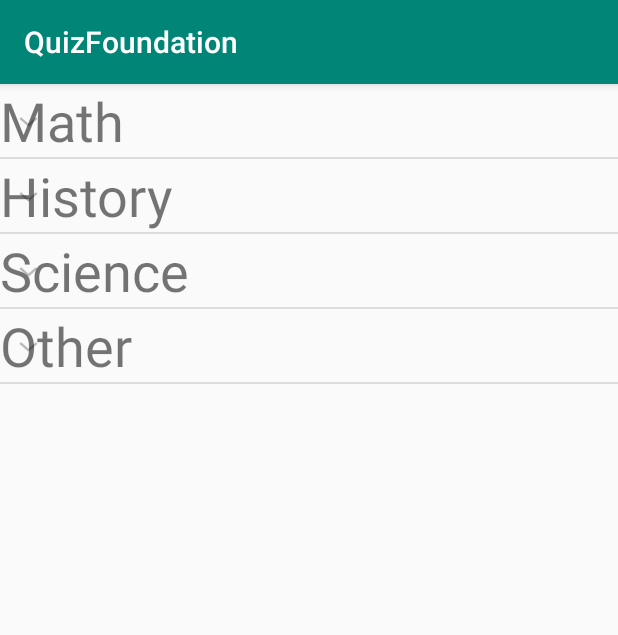
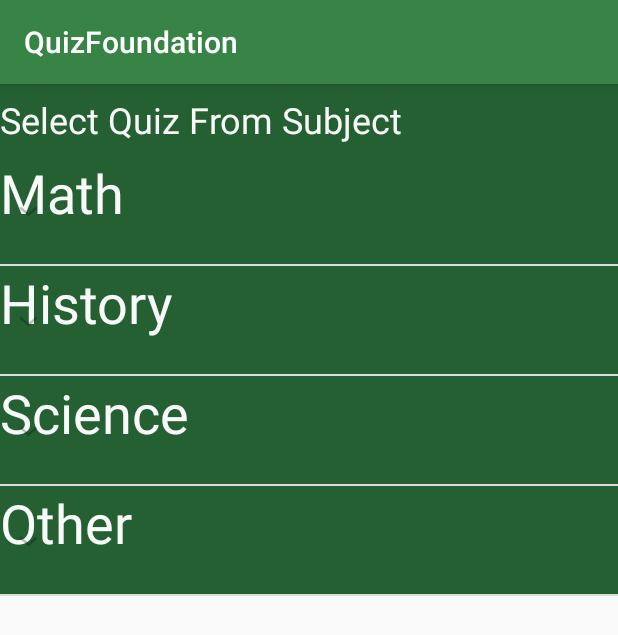
Before and after one commit to TeamTBA/csci3033FInalProject, an Android app: the screen it shows after launch (QuizSelector), on a phone screen of 412 x 824 dp. Shown: the top 635 px of the screen. Run offline under Robolectric (Android 15) with nearby library versions, the phone set to English and light mode, and no system bars.

Commit message:
added QuizAction class that is the activity for displaying each individual question no functionality yet, but design is up and brief descripton on planned operation has been added

```diff
--- a/QuizFoundation/app/src/main/AndroidManifest.xml
+++ b/QuizFoundation/app/src/main/AndroidManifest.xml
@@ -17,9 +17,11 @@
         <activity android:name=".QuizSelector">
             <intent-filter>
                 <action android:name="android.intent.action.MAIN" />
+
                 <category android:name="android.intent.category.LAUNCHER" />
             </intent-filter>
         </activity>
+        <activity android:name=".QuizAction"></activity>
     </application>
 
 </manifest>
--- a/QuizFoundation/app/src/main/java/com/teamtba/quizfoundation/QuizSelector.java
+++ b/QuizFoundation/app/src/main/java/com/teamtba/quizfoundation/QuizSelector.java
@@ -42,10 +42,10 @@ public class QuizSelector extends AppCompatActivity {
         initListeners();
 
         // initializing the objects
-        initObjects();
+        initializeActivityObjects();
 
         // preparing list data
-        initListData();
+        initializeAdapterData();
     }
 
     private void initListeners() {
@@ -93,7 +93,7 @@ public class QuizSelector extends AppCompatActivity {
 
 
 
-    void initObjects(){
+    void initializeActivityObjects(){
 
         // initializing the list of groups
         subjects = new ArrayList<>();
@@ -112,7 +112,7 @@ public class QuizSelector extends AppCompatActivity {
 
     }
 
-    private void initListData() {
+    private void initializeAdapterData() {
 
 
         // Adding group dummy data
@@ -126,21 +126,21 @@ public class QuizSelector extends AppCompatActivity {
         // Math Children
         List<String> mathList = new ArrayList<>();
         mathList.add("Calculus");
-        mathList.add("Add Category");
+        mathList.add("+ Add Category");
 
         //History Children
         List<String> historyList = new ArrayList<>();
         historyList.add("World Wars");
-        historyList.add("Add Category");
+        historyList.add("+ Add Category");
 
         // list of Science
         List<String> scienceList = new ArrayList<String>();
         scienceList.add("Chemistry");
-        scienceList.add("Add Category");
+        scienceList.add("+ Add Category");
 
         // list of Other categories
         List<String> otherList = new ArrayList<>();
-        otherList.add("Add Category");
+        otherList.add("+ Add Category");
 
         // Adding child data
         subQuiz.put(subjects.get(0), mathList);
--- a/QuizFoundation/app/src/main/java/com/teamtba/quizfoundation/QuizTaker.java
+++ b/QuizFoundation/app/src/main/java/com/teamtba/quizfoundation/QuizTaker.java
@@ -3,14 +3,14 @@ package com.teamtba.quizfoundation;
 import java.util.ArrayList;
 
 public class QuizTaker {
-    public ArrayList<QuizDatabase> incorrectAnswers;
+    public ArrayList<QuizDatabase.Question> incorrectAnswers;
     int totalQuestions;
     double quizScore;
 
 
     public QuizTaker(){
         totalQuestions = 0;
-        incorrectAnswers = new ArrayList<QuizDatabase>();
+        incorrectAnswers = new ArrayList<QuizDatabase.Question>();
         quizScore = 0.00;
     }
 
--- a/QuizFoundation/app/src/main/res/layout/activity_quiz_selector.xml
+++ b/QuizFoundation/app/src/main/res/layout/activity_quiz_selector.xml
@@ -2,13 +2,28 @@
 <LinearLayout xmlns:android="http://schemas.android.com/apk/res/android"
     xmlns:app="http://schemas.android.com/apk/res-auto"
     xmlns:tools="http://schemas.android.com/tools"
+    android:orientation="vertical"
     android:layout_width="match_parent"
     android:layout_height="match_parent"
     tools:context=".QuizSelector">
 
+    <TextView
+        android:id="@+id/topText"
+        android:layout_width="match_parent"
+        android:layout_height="48dp"
+        android:background="@color/colorPrimaryDark"
+        android:gravity="center_vertical"
+        android:text="Select Quiz From Subject"
+        android:textAlignment="textStart"
+        android:textAppearance="@style/TextAppearance.AppCompat"
+        android:textColor="@color/answerButtonText"
+        android:textSize="24sp"
+        android:typeface="normal" />
+
+
     <ExpandableListView
         android:id="@+id/quizSelectorList"
+        app:layout_constraintTop_toBottomOf="@+id/topText"
         android:layout_width="match_parent"
-        android:layout_height="match_parent"
-        ></ExpandableListView>
+        android:layout_height="match_parent"></ExpandableListView>
 </LinearLayout>
--- a/QuizFoundation/app/src/main/res/layout/activity_quiz_selector_list_child.xml
+++ b/QuizFoundation/app/src/main/res/layout/activity_quiz_selector_list_child.xml
@@ -10,7 +10,9 @@
         android:id="@+id/quizSelectorListChild"
         android:layout_width="match_parent"
         android:layout_height="match_parent"
+        android:textColor="@color/colorPrimaryDark"
+        android:text="dummyText"
         android:paddingLeft="?android:attr/expandableListPreferredChildPaddingLeft"
-        android:textSize="17dp"/>
+        android:textSize="24dp"/>
 
 </LinearLayout>
--- a/QuizFoundation/app/src/main/res/layout/activity_quiz_selector_list_items.xml
+++ b/QuizFoundation/app/src/main/res/layout/activity_quiz_selector_list_items.xml
@@ -6,7 +6,9 @@
     <TextView
         android:id="@+id/categorySelection"
         android:layout_width="match_parent"
-        android:layout_height="match_parent"
+        android:layout_height="72dp"
+        android:background="@color/colorPrimaryDark"
+        android:textColor="@color/answerButtonText"
         android:textSize="36sp"/>
 
 </LinearLayout>
--- a/QuizFoundation/app/src/main/res/values/colors.xml
+++ b/QuizFoundation/app/src/main/res/values/colors.xml
@@ -1,6 +1,8 @@
 <?xml version="1.0" encoding="utf-8"?>
 <resources>
-    <color name="colorPrimary">#008577</color>
-    <color name="colorPrimaryDark">#00574B</color>
-    <color name="colorAccent">#D81B60</color>
+    <color name="colorPrimary">#388446</color>
+    <color name="colorPrimaryDark">#246031</color>
+    <color name="colorAccent">#d81b2e</color>
+    <color name="answerButtons">#388446</color>
+    <color name="answerButtonText">#f7faf8</color>
 </resources>
```
Also changed, not shown: QuizFoundation/app/src/main/java/com/teamtba/quizfoundation/QuizAction.java (added, +22 -0 lines), QuizFoundation/app/src/main/res/layout/activity_quiz_action.xml (added, +89 -0 lines).
